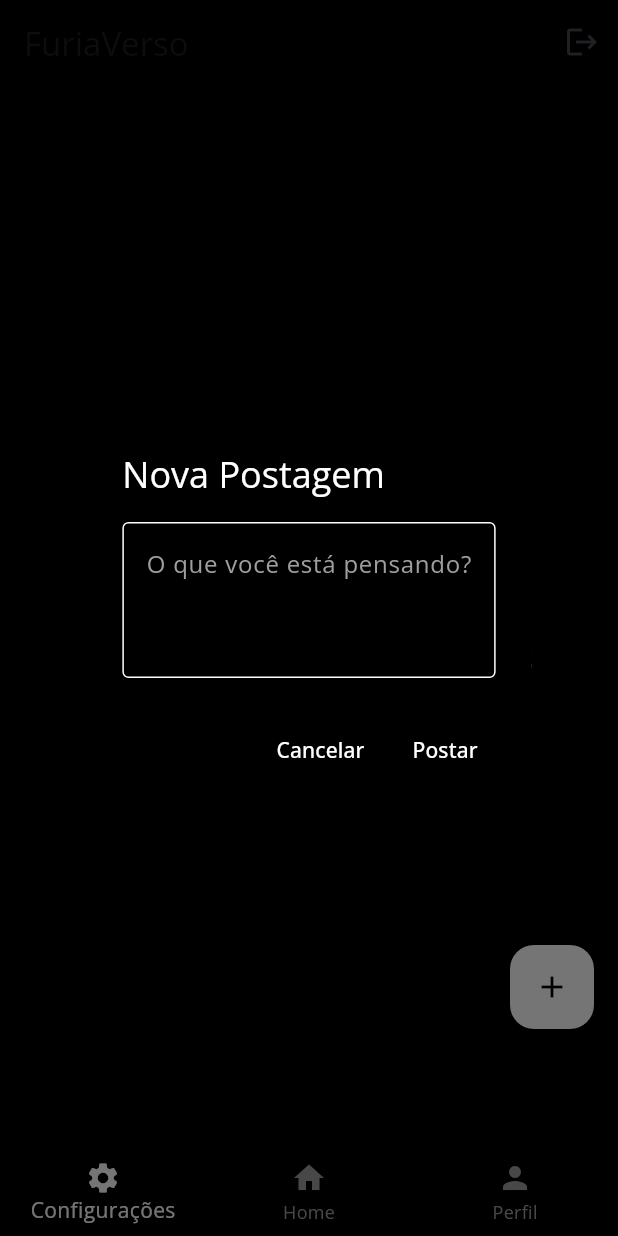
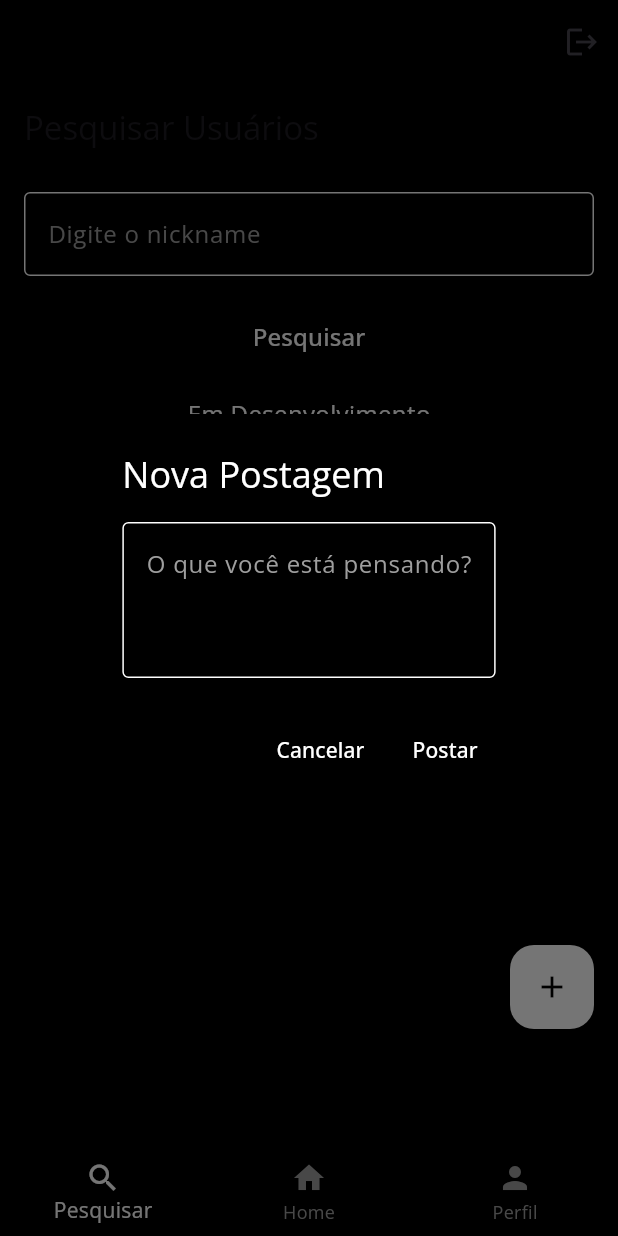
Before and after one commit to LucasGiazzi/FuriaVerso, a Flutter app: the HomeScreen screen opened directly, after a tap on the "add" icon, on a phone screen of 412 x 824 dp. Run offline on Flutter 3.47's test engine with Material 3 defaults, Android fonts, the phone set to English and light mode, and no system bars; our stand-ins replace cloud_firestore, firebase_auth, firebase_core, flutter_dotenv, google_fonts; accounts and stored records are empty.

Commit message:
Primeiro MVP do Projeto

```diff
--- a/analysis_options.yaml
+++ b/analysis_options.yaml
@@ -8,7 +8,6 @@
 # The following line activates a set of recommended lints for Flutter apps,
 # packages, and plugins designed to encourage good coding practices.
 include: package:flutter_lints/flutter.yaml
-
 linter:
   # The lint rules applied to this project can be customized in the
   # section below to disable rules from the `package:flutter_lints/flutter.yaml`
--- a/lib/home_screen.dart
+++ b/lib/home_screen.dart
@@ -4,7 +4,7 @@ import 'package:firebase_auth/firebase_auth.dart';
 import 'package:provider/provider.dart';
 import 'auth_service.dart';
 import 'login.dart';
-import 'settings_page.dart';
+import 'search_page.dart'; // Importa a página de pesquisa
 import 'profile_page.dart';
 import 'package:intl/intl.dart'; // Para formatar data e hora
 
@@ -21,7 +21,7 @@ class _HomeScreenState extends State<HomeScreen> {
 
   // Lista de páginas para navegação
   final List<Widget> _pages = [
-    const SettingsPage(), // Página de configurações
+    const SearchPage(), // Página de pesquisa
     const HomeScreenContent(), // Conteúdo da Home
     const ProfilePage(), // Página de perfil
   ];
@@ -114,7 +114,6 @@ class _HomeScreenState extends State<HomeScreen> {
     return Scaffold(
       appBar: AppBar(
         backgroundColor: Colors.black,
-        title: const Text('FuriaVerso'),
         actions: [
           IconButton(
             icon: const Icon(Icons.logout),
@@ -154,8 +153,8 @@ class _HomeScreenState extends State<HomeScreen> {
         unselectedItemColor: Colors.grey,
         items: const [
           BottomNavigationBarItem(
-            icon: Icon(Icons.settings),
-            label: 'Configurações',
+            icon: Icon(Icons.search), // Substitui o botão de configurações
+            label: 'Pesquisar', // Botão de pesquisa
           ),
           BottomNavigationBarItem(icon: Icon(Icons.home), label: 'Home'),
           BottomNavigationBarItem(icon: Icon(Icons.person), label: 'Perfil'),
--- /dev/null
+++ b/lib/search_page.dart
@@ -0,0 +1,124 @@
+import 'package:flutter/material.dart';
+import 'package:cloud_firestore/cloud_firestore.dart';
+import 'visited_user.dart'; // Importa a página de visualização do perfil
+
+class SearchPage extends StatefulWidget {
+  const SearchPage({super.key});
+
+  @override
+  State<SearchPage> createState() => _SearchPageState();
+}
+
+class _SearchPageState extends State<SearchPage> {
+  final TextEditingController _searchController = TextEditingController();
+
+  Future<void> _searchUserByNickname() async {
+    final query = _searchController.text.trim();
+
+    if (query.isEmpty) {
+      ScaffoldMessenger.of(context).showSnackBar(
+        const SnackBar(
+          content: Text('Por favor, digite um nickname.'),
+          backgroundColor: Colors.red,
+        ),
+      );
+      return;
+    }
+
+    try {
+      // Busca exata pelo nickname
+      final results =
+          await FirebaseFirestore.instance
+              .collection('users')
+              .where('nickname', isEqualTo: query) // Busca exata
+              .get();
+
+      if (results.docs.isNotEmpty) {
+        final user = results.docs.first;
+        final userId = user.id;
+
+        // Redireciona para a página de visualização do perfil
+        Navigator.push(
+          context,
+          MaterialPageRoute(
+            builder: (context) => VisitedUserPage(userId: userId),
+          ),
+        );
+      } else {
+        // Exibe mensagem se o nickname não for encontrado
+        ScaffoldMessenger.of(context).showSnackBar(
+          const SnackBar(
+            content: Text('Usuário não encontrado.'),
+            backgroundColor: Colors.red,
+          ),
+        );
+      }
+    } catch (e) {
+      print('Erro ao buscar usuário: $e');
+      ScaffoldMessenger.of(context).showSnackBar(
+        const SnackBar(
+          content: Text('Erro ao buscar usuário.'),
+          backgroundColor: Colors.red,
+        ),
+      );
+    }
+  }
+
+  @override
+  void dispose() {
+    _searchController.dispose();
+    super.dispose();
+  }
+
+  @override
+  Widget build(BuildContext context) {
+    return Scaffold(
+      appBar: AppBar(
+        title: const Text('Pesquisar Usuários'),
+        backgroundColor: Colors.black,
+      ),
+      body: Padding(
+        padding: const EdgeInsets.all(16.0),
+        child: Column(
+          children: [
+            TextField(
+              controller: _searchController,
+              style: const TextStyle(color: Colors.white),
+              decoration: const InputDecoration(
+                hintText: 'Digite o nickname',
+                hintStyle: TextStyle(color: Colors.grey),
+                enabledBorder: OutlineInputBorder(
+                  borderSide: BorderSide(color: Colors.white),
+                ),
+                focusedBorder: OutlineInputBorder(
+                  borderSide: BorderSide(color: Colors.white),
+                ),
+              ),
+            ),
+            const SizedBox(height: 16),
+            ElevatedButton(
+              onPressed: _searchUserByNickname, // Chama a função de busca
+              style: ElevatedButton.styleFrom(
+                backgroundColor: Colors.black,
+                padding: const EdgeInsets.symmetric(
+                  horizontal: 24,
+                  vertical: 12,
+                ),
+              ),
+              child: const Text(
+                'Pesquisar',
+                style: TextStyle(color: Colors.white, fontSize: 16),
+              ),
+            ),
+            const SizedBox(height: 16),
+            const Text(
+              "Em Desenvolvimento",
+              style: TextStyle(color: Colors.white, fontSize: 16),
+            ),
+          ],
+        ),
+      ),
+      backgroundColor: Colors.black,
+    );
+  }
+}
--- a/lib/settings_page.dart
+++ /dev/null
@@ -1,23 +0,0 @@
-import 'package:flutter/material.dart';
-
-class SettingsPage extends StatelessWidget {
-  const SettingsPage({super.key});
-
-  @override
-  Widget build(BuildContext context) {
-    return Scaffold(
-      appBar: AppBar(backgroundColor: Colors.black),
-      body: const Center(
-        child: Text(
-          'Página de Configurações',
-          style: TextStyle(
-            fontSize: 24,
-            fontWeight: FontWeight.bold,
-            color: Colors.white,
-          ),
-        ),
-      ),
-      backgroundColor: Colors.black,
-    );
-  }
-}
--- a/pubspec.yaml
+++ b/pubspec.yaml
@@ -50,6 +50,8 @@ dependencies:
 
   intl: ^0.18.0
 
+  flutter_debouncer: ^1.0.0
+
 dev_dependencies:
   flutter_test:
     sdk: flutter
@@ -64,7 +66,7 @@ flutter_icons:
   # activated in the `analysis_options.yaml` file located at the root of your
   # package. See that file for information about deactivating specific lint
   # rules and activating additional ones.
-  flutter_lints: ^5.0.0
+  flutter_lints: ^2.0.0
 
 # For information on the generic Dart part of this file, see the
 # following page: https://dart.dev/tools/pub/pubspec
```
Also changed, not shown: lib/profile_page.dart (+9 -0 lines), lib/visited_user.dart (added, +103 -0 lines), pubspec.lock.
